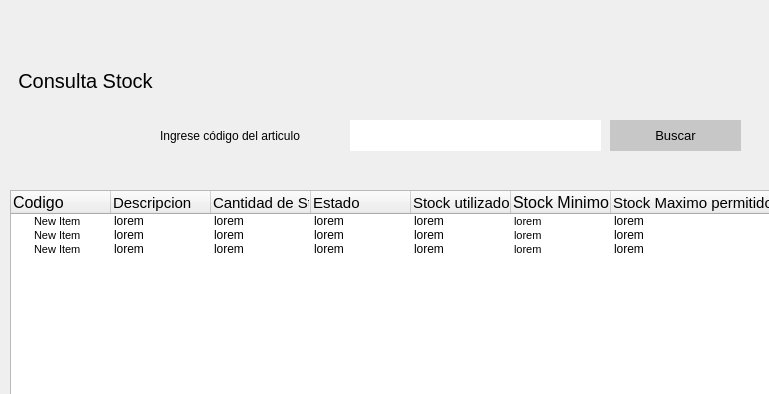
Old version of the form Pantallas UI/Herramientas/consultar stock/consultarStockHerramientas.ui in the repository AlemFernandez786/Scabox; both pictures show x 0 to 769 and y 0 to 394 of the 930 by 524 pixel window.
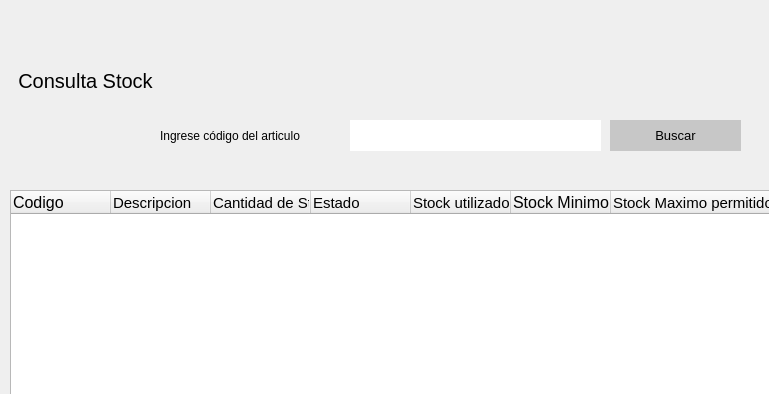
New version of the form.

Diff of the .ui file:
```diff
--- a/Pantallas UI/Herramientas/consultar stock/consultarStockHerramientas.ui
+++ b/Pantallas UI/Herramientas/consultar stock/consultarStockHerramientas.ui
@@ -92,105 +92,6 @@
      </font>
     </property>
    </column>
-   <item>
-    <property name="text">
-     <string>New Item  </string>
-    </property>
-    <property name="font">
-     <font>
-      <pointsize>8</pointsize>
-     </font>
-    </property>
-    <property name="text">
-     <string>lorem</string>
-    </property>
-    <property name="text">
-     <string>lorem</string>
-    </property>
-    <property name="text">
-     <string>lorem</string>
-    </property>
-    <property name="text">
-     <string>lorem</string>
-    </property>
-    <property name="text">
-     <string>lorem</string>
-    </property>
-    <property name="font">
-     <font>
-      <pointsize>8</pointsize>
-     </font>
-    </property>
-    <property name="text">
-     <string>lorem</string>
-    </property>
-   </item>
-   <item>
-    <property name="text">
-     <string>New Item</string>
-    </property>
-    <property name="font">
-     <font>
-      <pointsize>8</pointsize>
-     </font>
-    </property>
-    <property name="text">
-     <string>lorem</string>
-    </property>
-    <property name="text">
-     <string>lorem</string>
-    </property>
-    <property name="text">
-     <string>lorem</string>
-    </property>
-    <property name="text">
-     <string>lorem</string>
-    </property>
-    <property name="text">
-     <string>lorem</string>
-    </property>
-    <property name="font">
-     <font>
-      <pointsize>8</pointsize>
-     </font>
-    </property>
-    <property name="text">
-     <string>lorem</string>
-    </property>
-   </item>
-   <item>
-    <property name="text">
-     <string>New Item</string>
-    </property>
-    <property name="font">
-     <font>
-      <pointsize>8</pointsize>
-     </font>
-    </property>
-    <property name="text">
-     <string>lorem</string>
-    </property>
-    <property name="text">
-     <string>lorem</string>
-    </property>
-    <property name="text">
-     <string>lorem</string>
-    </property>
-    <property name="text">
-     <string>lorem</string>
-    </property>
-    <property name="text">
-     <string>lorem</string>
-    </property>
-    <property name="font">
-     <font>
-      <pointsize>8</pointsize>
-     </font>
-    </property>
-    <property name="text">
-     <string>lorem</string>
-    </property>
-   </item>
   </widget>
   <widget class="QLabel" name="label_2">
    <property name="geometry">
```
Left out of the diff: 5 changed lines with no effect on the pictures.
